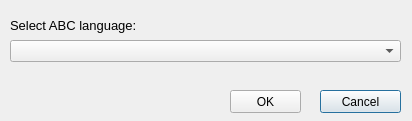
Qt form FormSelectLanguage.ui (mazbrili/qabcs) before a commit.
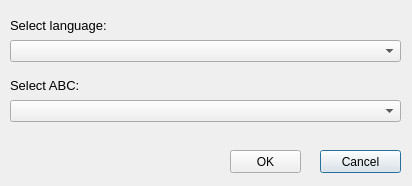
The same form after that commit.

Commit message: dynamic change language

```diff
--- a/FormSelectLanguage.ui
+++ b/FormSelectLanguage.ui
@@ -7,7 +7,7 @@
     <x>0</x>
     <y>0</y>
     <width>412</width>
-    <height>121</height>
+    <height>186</height>
    </rect>
   </property>
   <property name="windowTitle">
@@ -17,8 +17,8 @@
    <property name="geometry">
     <rect>
      <x>10</x>
-     <y>10</y>
-     <width>201</width>
+     <y>70</y>
+     <width>391</width>
      <height>31</height>
     </rect>
    </property>
@@ -28,14 +28,14 @@
     </font>
    </property>
    <property name="text">
-    <string>Select ABC language:</string>
+    <string>Select ABC:</string>
    </property>
   </widget>
   <widget class="QComboBox" name="comboBox">
    <property name="geometry">
     <rect>
      <x>10</x>
-     <y>40</y>
+     <y>100</y>
      <width>391</width>
      <height>22</height>
     </rect>
@@ -45,7 +45,7 @@
    <property name="geometry">
     <rect>
      <x>320</x>
-     <y>90</y>
+     <y>150</y>
      <width>81</width>
      <height>23</height>
     </rect>
@@ -58,7 +58,7 @@
    <property name="geometry">
     <rect>
      <x>230</x>
-     <y>90</y>
+     <y>150</y>
      <width>71</width>
      <height>23</height>
     </rect>
@@ -67,6 +67,34 @@
     <string>OK</string>
    </property>
   </widget>
+  <widget class="QLabel" name="label_2">
+   <property name="geometry">
+    <rect>
+     <x>10</x>
+     <y>10</y>
+     <width>391</width>
+     <height>31</height>
+    </rect>
+   </property>
+   <property name="font">
+    <font>
+     <pointsize>10</pointsize>
+    </font>
+   </property>
+   <property name="text">
+    <string>Select language:</string>
+   </property>
+  </widget>
+  <widget class="QComboBox" name="comboBox_2">
+   <property name="geometry">
+    <rect>
+     <x>10</x>
+     <y>40</y>
+     <width>391</width>
+     <height>22</height>
+    </rect>
+   </property>
+  </widget>
  </widget>
  <resources/>
  <connections/>
```
The commit also changes 4 other files.
